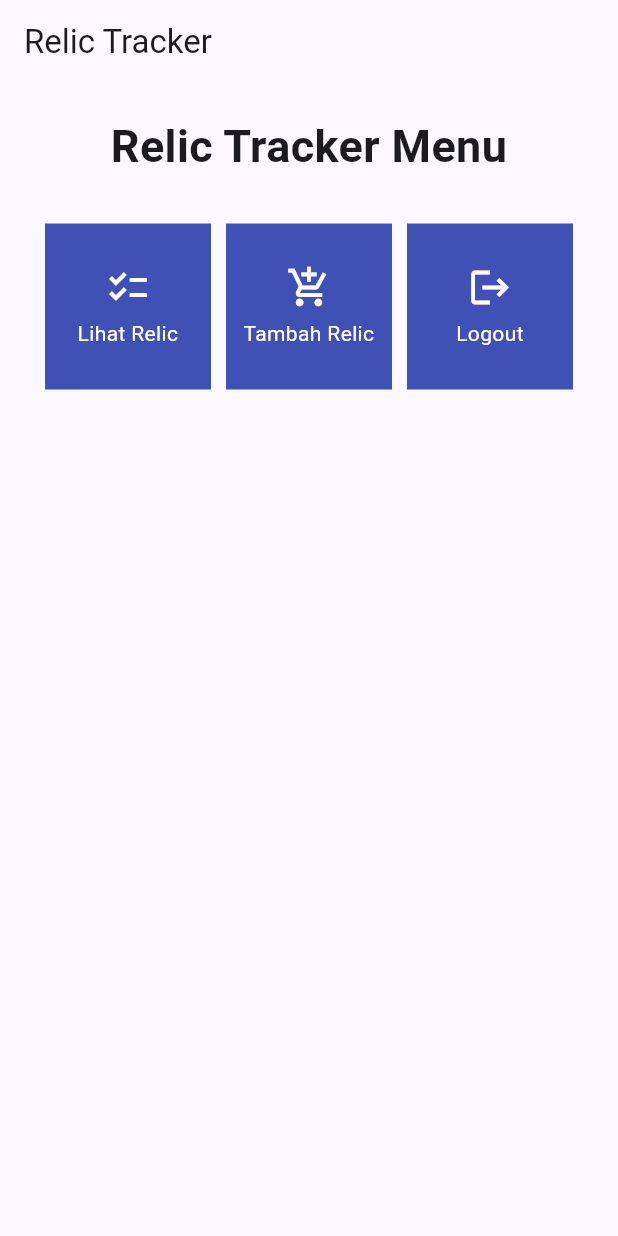
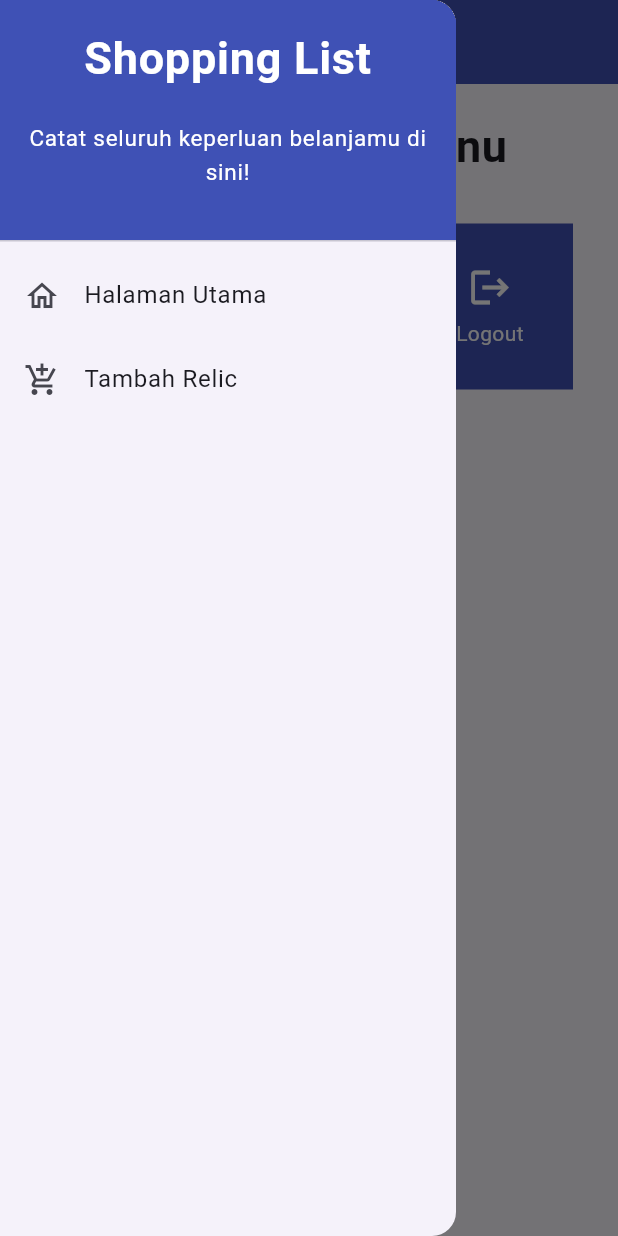
Before and after one commit to caturwmn/relic-tracker-mobile, a Flutter app: the screen it shows after launch, with the side drawer open (before the commit the screen has no drawer), on a phone screen of 412 x 824 dp. Run offline on Flutter 3.47's test engine with Material 2 defaults, Android fonts, the phone set to English and light mode, and no system bars.

Commit message:
Perbaikan drawer Tugas 8

```diff
--- a/lib/menu.dart
+++ b/lib/menu.dart
@@ -1,6 +1,9 @@
 import 'package:flutter/material.dart';
+import 'package:relic_tracker/shoplist_form.dart';
+import 'package:relic_tracker/widgets/left_drawer.dart';
+
 class MyHomePage extends StatelessWidget {
-  const MyHomePage({Key? key});
+  const MyHomePage({Key? key}) : super(key: key);
 
   // This widget is the home page of your application. It is stateful, meaning
   // that it has a State object (defined below) that contains fields that affect
@@ -16,9 +19,13 @@
     return Scaffold(
       appBar: AppBar(
         title: const Text(
-          'Relic Tracker',
+          'Shopping List',
         ),
+        backgroundColor: Colors.indigo,
+        foregroundColor: Colors.white,
       ),
+      // Masukkan drawer sebagai parameter nilai drawer dari widget Scaffold
+      drawer: const LeftDrawer(),
       body: SingleChildScrollView(
         // Widget wrapper yang dapat discroll
         child: Padding(
@@ -90,6 +97,14 @@
             ..hideCurrentSnackBar()
             ..showSnackBar(SnackBar(
                 content: Text("Kamu telah menekan tombol ${item.name}!")));
+          // Navigate ke route yang sesuai (tergantung jenis tombol)
+          if (item.name == "Tambah Relic") {
+            Navigator.push(
+                context,
+                MaterialPageRoute(
+                  builder: (context) => const ShopFormPage(),
+                ));
+          }
         },
         child: Container(
           // Container untuk menyimpan Icon dan Text
--- /dev/null
+++ b/lib/widgets/left_drawer.dart
@@ -0,0 +1,68 @@
+import 'package:flutter/material.dart';
+import 'package:relic_tracker/menu.dart';
+import 'package:relic_tracker/shoplist_form.dart';
+
+class LeftDrawer extends StatelessWidget {
+  const LeftDrawer({super.key});
+
+  @override
+  Widget build(BuildContext context) {
+    return Drawer(
+      child: ListView(
+        children: [
+          const DrawerHeader(
+            decoration: BoxDecoration(
+              color: Colors.indigo,
+            ),
+            child: Column(
+              children: [
+                Text(
+                  'Shopping List',
+                  textAlign: TextAlign.center,
+                  style: TextStyle(
+                    fontSize: 30,
+                    fontWeight: FontWeight.bold,
+                    color: Colors.white,
+                  ),
+                ),
+                Padding(padding: EdgeInsets.all(10)),
+                Text("Catat seluruh keperluan belanjamu di sini!",
+                  textAlign: TextAlign.center,
+                  style: TextStyle(
+                    fontSize: 15,
+                    fontWeight: FontWeight.normal,
+                    color: Colors.white
+                  ),
+                ),
+              ],
+            ),
+          ),
+          ListTile(
+            leading: const Icon(Icons.home_outlined),
+            title: const Text('Halaman Utama'),
+            // Bagian redirection ke MyHomePage
+            onTap: () {
+              Navigator.pushReplacement(
+                  context,
+                  MaterialPageRoute(
+                    builder: (context) => const MyHomePage(),
+                  ));
+            },
+          ),
+          ListTile(
+            leading: const Icon(Icons.add_shopping_cart),
+            title: const Text('Tambah Relic'),
+            // Bagian redirection ke ShopFormPage
+            onTap: () {
+              Navigator.pushReplacement(
+                  context,
+                  MaterialPageRoute(
+                    builder: (context) => const ShopFormPage(),
+                  ));
+            },
+          ),
+        ],
+      ),
+    );
+  }
+}
```
Also changed, not shown: lib/shoplist_form.dart (added, +242 -0 lines).
